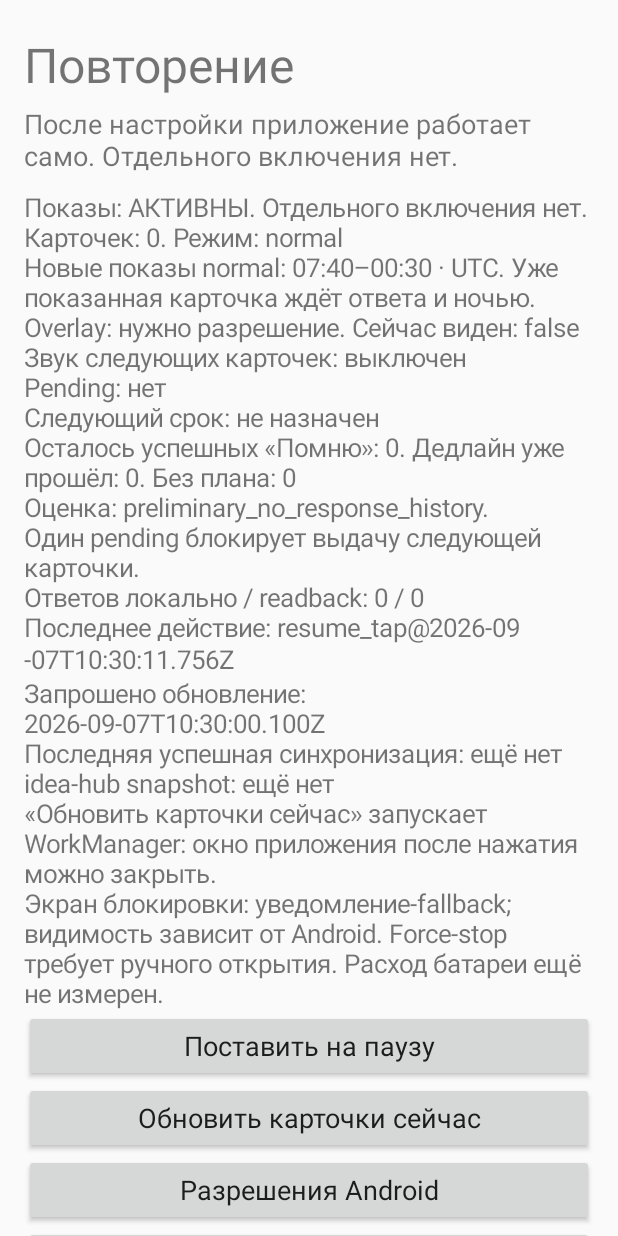
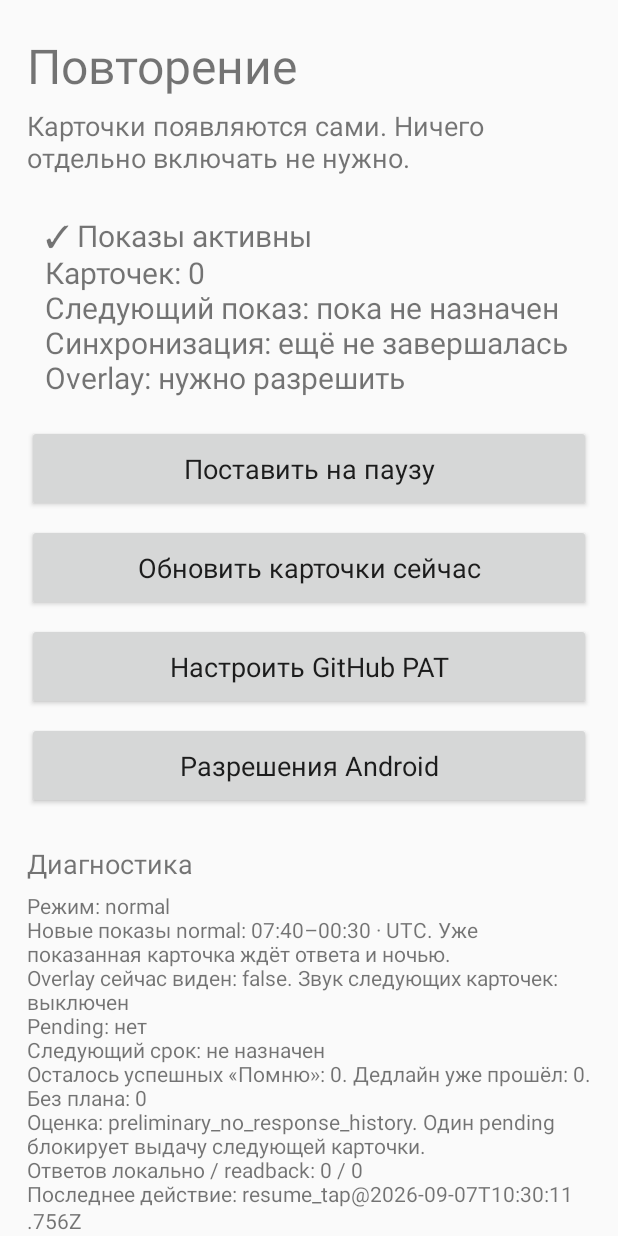
Before and after one commit to onedayonemasterpiece/repeat-it, an Android app: the screen it shows after launch (MainActivity), after a tap on "Продолжить показы", on a phone screen of 412 x 824 dp. Run offline under Robolectric (Android 15) with nearby library versions, the light colour scheme and no system bars; 4 statements that could not run were skipped; 1 other tap on this screen came first.

Commit message:
Put product controls above diagnostics

```diff
--- a/app/src/main/java/com/onedayonemasterpiece/repeatit/MainActivity.java
+++ b/app/src/main/java/com/onedayonemasterpiece/repeatit/MainActivity.java
@@ -15,17 +15,24 @@ import java.time.Instant;
 
 public final class MainActivity extends Activity {
     public static volatile boolean visible=false;
-    private Store store;private TextView status;private Button pauseButton,syncButton;
+    private Store store;private TextView summary,status;private Button pauseButton,syncButton;
     private final BroadcastReceiver changed=new BroadcastReceiver(){@Override public void onReceive(Context c,Intent i){renderStatus();}};
     @Override public void onCreate(Bundle b){
         super.onCreate(b);getWindow().addFlags(WindowManager.LayoutParams.FLAG_SECURE);store=Store.get(this);
-        LinearLayout page=new LinearLayout(this);page.setOrientation(LinearLayout.VERTICAL);page.setPadding(24,32,24,32);
+        LinearLayout page=new LinearLayout(this);page.setOrientation(LinearLayout.VERTICAL);page.setPadding(dp(18),dp(22),dp(18),dp(22));
         TextView title=new TextView(this);title.setText("Повторение");title.setTextSize(32);page.addView(title);
-        TextView subtitle=new TextView(this);subtitle.setText("После настройки приложение работает само. Отдельного включения нет.");subtitle.setTextSize(18);subtitle.setPadding(0,8,0,16);page.addView(subtitle);
-        status=new TextView(this);status.setTextSize(17);page.addView(status);
+        TextView subtitle=new TextView(this);subtitle.setText("Карточки появляются сами. Ничего отдельно включать не нужно.");subtitle.setTextSize(18);subtitle.setPadding(0,dp(6),0,dp(14));page.addView(subtitle);
+        summary=new TextView(this);summary.setTextSize(20);summary.setPadding(dp(12),dp(12),dp(12),dp(14));page.addView(summary,new LinearLayout.LayoutParams(-1,-2));
         pauseButton=button(page,"",this::togglePause);
         syncButton=button(page,"Обновить карточки сейчас",()->{
             store.put("last_ui_action","manual_sync_tap@"+Instant.now());SyncWorker.configure(this,true);syncButton.setText("Обновление запрошено…");Toast.makeText(this,"Синхронизация запущена — окно можно закрыть",Toast.LENGTH_SHORT).show();syncButton.postDelayed(()->{syncButton.setText("Обновить карточки сейчас");renderStatus();},1400);
+        });
+        button(page,"Настроить GitHub PAT",()->{
+            EditText entry=new EditText(this);entry.setInputType(InputType.TYPE_CLASS_TEXT|InputType.TYPE_TEXT_VARIATION_PASSWORD);entry.setSingleLine();entry.setImportantForAutofill(View.IMPORTANT_FOR_AUTOFILL_NO);
+            AlertDialog dialog=new AlertDialog.Builder(this).setTitle("Fine-grained PAT только для idea-hub")
+                .setMessage("Contents: read/write. GitHub ограничивает ключ репозиторием, не папкой. Приложение читает learning/ и пишет только свой progress. Ключ не передаётся в журнал или резервную копию.")
+                .setView(entry).setPositiveButton("Сохранить",(d,w)->{try{new TokenVault(this).save(entry.getText().toString());entry.getText().clear();store.put("last_ui_action","pat_saved@"+Instant.now());SyncWorker.configure(this,true);Toast.makeText(this,"Ключ сохранён, синхронизация запущена",Toast.LENGTH_SHORT).show();}catch(Exception e){entry.getText().clear();store.put("sync_error","token_save_failed:"+e.getClass().getSimpleName());Toast.makeText(this,"Не удалось сохранить ключ",Toast.LENGTH_LONG).show();}renderStatus();})
+                .setNegativeButton("Отмена",(d,w)->entry.getText().clear()).create();dialog.show();dialog.getWindow().addFlags(WindowManager.LayoutParams.FLAG_SECURE);
         });
         button(page,"Разрешения Android",()->new AlertDialog.Builder(this).setTitle("Для автономного показа")
             .setItems(new String[]{"Поверх других приложений","Уведомления","Точный ближайший сигнал"},(dialog,index)->{
@@ -34,42 +41,30 @@ public final class MainActivity extends Activity {
                 if(index==1&&Build.VERSION.SDK_INT>=33)requestPermissions(new String[]{Manifest.permission.POST_NOTIFICATIONS},71);
                 if(index==2&&Build.VERSION.SDK_INT>=31)startActivity(new Intent(Settings.ACTION_REQUEST_SCHEDULE_EXACT_ALARM,Uri.parse("package:"+getPackageName())));
             }).show());
-        button(page,"Настроить GitHub PAT",()->{
-            EditText entry=new EditText(this);entry.setInputType(InputType.TYPE_CLASS_TEXT|InputType.TYPE_TEXT_VARIATION_PASSWORD);entry.setSingleLine();entry.setImportantForAutofill(View.IMPORTANT_FOR_AUTOFILL_NO);
-            AlertDialog dialog=new AlertDialog.Builder(this).setTitle("Fine-grained PAT только для idea-hub")
-                .setMessage("Contents: read/write. GitHub ограничивает ключ репозиторием, не папкой. Приложение читает learning/ и пишет только свой progress. Ключ не передаётся в журнал или резервную копию.")
-                .setView(entry).setPositiveButton("Сохранить",(d,w)->{try{new TokenVault(this).save(entry.getText().toString());entry.getText().clear();store.put("last_ui_action","pat_saved@"+Instant.now());SyncWorker.configure(this,true);Toast.makeText(this,"Ключ сохранён, синхронизация запущена",Toast.LENGTH_SHORT).show();}catch(Exception e){entry.getText().clear();store.put("sync_error","token_save_failed:"+e.getClass().getSimpleName());Toast.makeText(this,"Не удалось сохранить ключ",Toast.LENGTH_LONG).show();}renderStatus();})
-                .setNegativeButton("Отмена",(d,w)->entry.getText().clear()).create();dialog.show();dialog.getWindow().addFlags(WindowManager.LayoutParams.FLAG_SECURE);
-        });
+        TextView diagnosticTitle=new TextView(this);diagnosticTitle.setText("Диагностика");diagnosticTitle.setTextSize(18);diagnosticTitle.setPadding(0,dp(20),0,dp(6));page.addView(diagnosticTitle);
+        status=new TextView(this);status.setTextSize(14);page.addView(status);
         ScrollView scroll=new ScrollView(this);scroll.addView(page);setContentView(scroll);ContextCompat.registerReceiver(this,changed,new IntentFilter(Delivery.CHANGED),ContextCompat.RECEIVER_NOT_EXPORTED);renderStatus();
     }
-    private Button button(LinearLayout parent,String label,Runnable action){Button b=new Button(this);b.setText(label);b.setAllCaps(false);b.setTextSize(18);b.setMinHeight(64);b.setOnClickListener(v->action.run());parent.addView(b,new LinearLayout.LayoutParams(-1,-2));return b;}
+    private int dp(int value){return Math.round(value*getResources().getDisplayMetrics().density);}
+    private Button button(LinearLayout parent,String label,Runnable action){Button b=new Button(this);b.setText(label);b.setAllCaps(false);b.setTextSize(18);b.setMinHeight(dp(58));b.setOnClickListener(v->action.run());LinearLayout.LayoutParams p=new LinearLayout.LayoutParams(-1,-2);p.setMargins(0,dp(4),0,dp(4));parent.addView(b,p);return b;}
     private void togglePause(){
         boolean paused=!store.value("paused","false").equals("true");store.put("paused",String.valueOf(paused));store.put("last_ui_action",(paused?"pause":"resume")+"_tap@"+Instant.now());
-        if(paused){Delivery.start(this);Delivery.arm(this);sendBroadcast(new Intent(Delivery.CHANGED).setPackage(getPackageName()));Toast.makeText(this,"Показы поставлены на паузу",Toast.LENGTH_SHORT).show();}
-        else{Delivery.start(this);Delivery.arm(this);sendBroadcast(new Intent(Delivery.CHANGED).setPackage(getPackageName()));Toast.makeText(this,"Показы продолжены",Toast.LENGTH_SHORT).show();}
-        renderStatus();
+        Delivery.start(this);Delivery.arm(this);sendBroadcast(new Intent(Delivery.CHANGED).setPackage(getPackageName()));Toast.makeText(this,paused?"Показы поставлены на паузу":"Показы продолжены",Toast.LENGTH_SHORT).show();renderStatus();
     }
+    private String nextLabel(Engine.Decision d){return d.due==null?"пока не назначен":d.due.atZone(java.time.ZoneId.systemDefault()).toLocalDateTime().toString().replace('T',' ');}
     private void renderStatus(){
-        if(status==null)return;boolean paused=store.value("paused","false").equals("true");if(pauseButton!=null)pauseButton.setText(paused?"Продолжить показы":"Поставить на паузу");
-        Engine.Decision d=store.decision();Store.Pending p=store.pending();StringBuilder s=new StringBuilder();
-        s.append("Показы: ").append(paused?"ПАУЗА":"АКТИВНЫ").append(". Отдельного включения нет.\n");
-        s.append("Карточек: ").append(store.cards().size()).append(". Режим: ").append(store.mode()).append("\n");
-        s.append("Новые показы normal: 07:40–00:30 · ").append(java.time.ZoneId.systemDefault()).append(". Уже показанная карточка ждёт ответа и ночью.\n");
-        s.append("Overlay: ").append(Settings.canDrawOverlays(this)?"разрешён":"нужно разрешение").append(". Сейчас виден: ").append(store.value("overlay_visible","false")).append("\n");
-        s.append("Звук следующих карточек: ").append(store.sound()?"включён":"выключен").append("\n");
+        if(status==null||summary==null)return;boolean paused=store.value("paused","false").equals("true");if(pauseButton!=null)pauseButton.setText(paused?"Продолжить показы":"Поставить на паузу");
+        Engine.Decision d=store.decision();Store.Pending p=store.pending();String lastSync=store.value("last_sync","");String syncError=store.value("sync_error","");
+        StringBuilder top=new StringBuilder();top.append(paused?"⏸ Показы на паузе":"✓ Показы активны").append("\n");top.append("Карточек: ").append(store.cards().size()).append("\n");top.append(p==null?"Следующий показ: "+nextLabel(d):"Сейчас ждёт ответа одна карточка").append("\n");top.append("Синхронизация: ").append(syncError.isEmpty()?(lastSync.isEmpty()?"ещё не завершалась":"успешно"):"ошибка").append("\n");top.append("Overlay: ").append(Settings.canDrawOverlays(this)?"разрешён":"нужно разрешить");summary.setText(top);
+        StringBuilder s=new StringBuilder();
+        s.append("Режим: ").append(store.mode()).append("\n");s.append("Новые показы normal: 07:40–00:30 · ").append(java.time.ZoneId.systemDefault()).append(". Уже показанная карточка ждёт ответа и ночью.\n");
+        s.append("Overlay сейчас виден: ").append(store.value("overlay_visible","false")).append(". Звук следующих карточек: ").append(store.sound()?"включён":"выключен").append("\n");
         s.append("Pending: ").append(p==null?"нет":p.id).append("\n");s.append("Следующий срок: ").append(d.due==null?"не назначен":d.due.atZone(java.time.ZoneId.systemDefault())).append("\n");
         s.append("Осталось успешных «Помню»: ").append(d.remaining).append(". Дедлайн уже прошёл: ").append(d.expired).append(". Без плана: ").append(d.withoutPlan).append("\n");
         if(d.loads!=null)for(Engine.Load load:d.loads)s.append("До ").append(load.deadline).append(": ").append(load.cumulative).append(" успешных повторений; расчётный темп ").append((load.requiredPerAllowedHour==null?"нет разрешённого времени":String.format(java.util.Locale.ROOT,"%.2f",load.requiredPerAllowedHour))).append(" за час окна новых показов.\n");
-        s.append("Оценка: ").append(d.feasibility).append(". Один pending блокирует выдачу следующей карточки.\n");
-        s.append("Ответов локально / readback: ").append(store.eventCount(false)).append(" / ").append(store.eventCount(true)).append("\n");
-        s.append("Последнее действие: ").append(store.value("last_ui_action","ещё нет")).append("\n");
-        s.append("Запрошено обновление: ").append(store.value("sync_requested_at","ещё нет")).append("\n");
-        s.append("Последняя успешная синхронизация: ").append(store.value("last_sync","ещё нет")).append("\n");
-        s.append("idea-hub snapshot: ").append(store.value("last_sync_source_sha","ещё нет")).append("\n");
-        String sync=store.value("sync_error","");String delivery=store.value("delivery_error","");if(!sync.isEmpty())s.append("Sync: ").append(sync).append("\n");if(!delivery.isEmpty())s.append("Delivery: ").append(delivery).append("\n");
-        s.append("«Обновить карточки сейчас» запускает WorkManager: окно приложения после нажатия можно закрыть.\n");
-        s.append("Экран блокировки: уведомление-fallback; видимость зависит от Android. Force-stop требует ручного открытия. Расход батареи ещё не измерен.");status.setText(s);
+        s.append("Оценка: ").append(d.feasibility).append(". Один pending блокирует выдачу следующей карточки.\n");s.append("Ответов локально / readback: ").append(store.eventCount(false)).append(" / ").append(store.eventCount(true)).append("\n");
+        s.append("Последнее действие: ").append(store.value("last_ui_action","ещё нет")).append("\n");s.append("Запрошено обновление: ").append(store.value("sync_requested_at","ещё нет")).append("\n");s.append("Последняя успешная синхронизация: ").append(lastSync.isEmpty()?"ещё нет":lastSync).append("\n");s.append("idea-hub snapshot: ").append(store.value("last_sync_source_sha","ещё нет")).append("\n");
+        String delivery=store.value("delivery_error","");if(!syncError.isEmpty())s.append("Sync: ").append(syncError).append("\n");if(!delivery.isEmpty())s.append("Delivery: ").append(delivery).append("\n");s.append("Обновление идёт через WorkManager: после нажатия окно можно закрыть. Force-stop требует ручного открытия. Расход батареи ещё не измерен.");status.setText(s);
     }
     @Override protected void onResume(){super.onResume();visible=true;SyncWorker.configure(this,true);sendBroadcast(new Intent(Delivery.CHANGED).setPackage(getPackageName()));Delivery.start(this);Delivery.arm(this);renderStatus();}
     @Override protected void onPause(){visible=false;sendBroadcast(new Intent(Delivery.CHANGED).setPackage(getPackageName()));super.onPause();}
```
